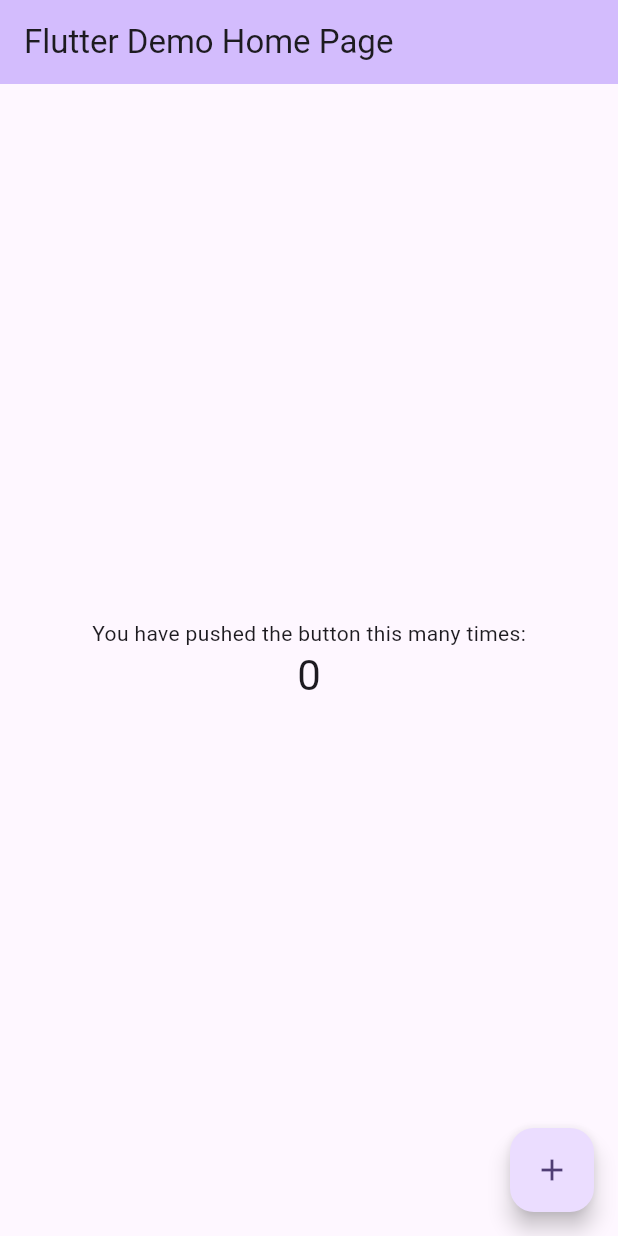
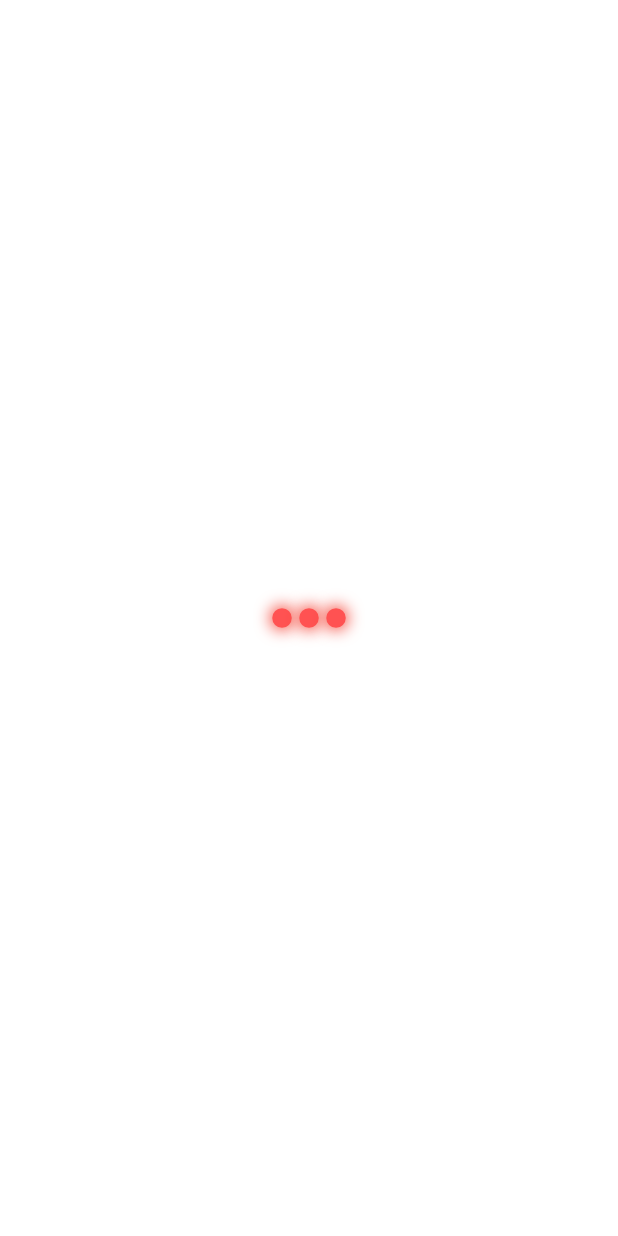
Before and after one commit to azzas7dawy/Advanced-Animation-Chain, a Flutter app: the screen it shows after launch, on a phone screen of 412 x 824 dp. Run offline on Flutter 3.47's test engine with Material 3 defaults, Android fonts, the phone set to English and light mode, and no system bars.

Commit message:
animation done

```diff
--- /dev/null
+++ b/lib/animation_chain.dart
@@ -0,0 +1,105 @@
+import 'package:advanced_animation_chain/build_dot.dart';
+import 'package:flutter/material.dart';
+
+class LoadingDotsAnimation extends StatefulWidget {
+  const LoadingDotsAnimation({Key? key}) : super(key: key);
+
+  @override
+  State<LoadingDotsAnimation> createState() => _LoadingDotsAnimationState();
+}
+
+class _LoadingDotsAnimationState extends State<LoadingDotsAnimation>
+    with SingleTickerProviderStateMixin {
+  late AnimationController _controller;
+
+  late Animation<double> _dot1Scale;
+  late Animation<double> _dot2Scale;
+  late Animation<double> _dot3Scale;
+
+  late Animation<double> _dot1Opacity;
+  late Animation<double> _dot2Opacity;
+  late Animation<double> _dot3Opacity;
+
+  @override
+  void initState() {
+    super.initState();
+
+    _controller = AnimationController(
+      vsync: this,
+      duration: const Duration(seconds: 2),
+    )..repeat();
+
+    const curve = Curves.easeOutBack;
+
+    _dot1Scale = Tween(begin: 0.5, end: 1.3).animate(
+      CurvedAnimation(
+        parent: _controller,
+        curve: const Interval(0.0, 0.3, curve: curve),
+      ),
+    );
+
+    _dot2Scale = Tween(begin: 0.5, end: 1.3).animate(
+      CurvedAnimation(
+        parent: _controller,
+        curve: const Interval(0.3, 0.6, curve: curve),
+      ),
+    );
+
+    _dot3Scale = Tween(begin: 0.5, end: 1.3).animate(
+      CurvedAnimation(
+        parent: _controller,
+        curve: const Interval(0.6, 0.9, curve: curve),
+      ),
+    );
+
+    _dot1Opacity = Tween(begin: 0.2, end: 1.0).animate(
+      CurvedAnimation(
+        parent: _controller,
+        curve: const Interval(0.0, 0.3, curve: Curves.easeIn),
+      ),
+    );
+
+    _dot2Opacity = Tween(begin: 0.2, end: 1.0).animate(
+      CurvedAnimation(
+        parent: _controller,
+        curve: const Interval(0.3, 0.6, curve: Curves.easeIn),
+      ),
+    );
+
+    _dot3Opacity = Tween(begin: 0.2, end: 1.0).animate(
+      CurvedAnimation(
+        parent: _controller,
+        curve: const Interval(0.6, 0.9, curve: Curves.easeIn),
+      ),
+    );
+  }
+
+  @override
+  void dispose() {
+    _controller.dispose();
+    super.dispose();
+  }
+
+  @override
+  Widget build(BuildContext context) {
+    return Row(
+      mainAxisAlignment: MainAxisAlignment.center,
+      children: [
+        AnimatedBuilder(
+          animation: _controller,
+          builder: (_, __) => buildDot(_dot1Scale, _dot1Opacity),
+        ),
+        const SizedBox(width: 8),
+        AnimatedBuilder(
+          animation: _controller,
+          builder: (_, __) => buildDot(_dot2Scale, _dot2Opacity),
+        ),
+        const SizedBox(width: 8),
+        AnimatedBuilder(
+          animation: _controller,
+          builder: (_, __) => buildDot(_dot3Scale, _dot3Opacity),
+        ),
+      ],
+    );
+  }
+}
--- /dev/null
+++ b/lib/build_dot.dart
@@ -0,0 +1,26 @@
+
+  import 'package:flutter/material.dart';
+
+Widget buildDot(Animation<double> scale, Animation<double> opacity) {
+    return ScaleTransition(
+      scale: scale,
+      child: FadeTransition(
+        opacity: opacity,
+        child: Container(
+          width: 10,
+          height: 10,
+          decoration: const BoxDecoration(
+            color: Colors.redAccent,
+            shape: BoxShape.circle,
+            boxShadow: [
+              BoxShadow(
+                color: Colors.red,
+                blurRadius: 6,
+                spreadRadius: 1,
+              ),
+            ],
+          ),
+        ),
+      ),
+    );
+  }
--- a/lib/main.dart
+++ b/lib/main.dart
@@ -1,3 +1,4 @@
+import 'package:advanced_animation_chain/animation_chain.dart';
 import 'package:flutter/material.dart';
 
 void main() {
@@ -11,115 +12,8 @@ class MyApp extends StatelessWidget {
   @override
   Widget build(BuildContext context) {
     return MaterialApp(
-      title: 'Flutter Demo',
-      theme: ThemeData(
-        // This is the theme of your application.
-        //
-        // TRY THIS: Try running your application with "flutter run". You'll see
-        // the application has a purple toolbar. Then, without quitting the app,
-        // try changing the seedColor in the colorScheme below to Colors.green
-        // and then invoke "hot reload" (save your changes or press the "hot
-        // reload" button in a Flutter-supported IDE, or press "r" if you used
-        // the command line to start the app).
-        //
-        // Notice that the counter didn't reset back to zero; the application
-        // state is not lost during the reload. To reset the state, use hot
-        // restart instead.
-        //
-        // This works for code too, not just values: Most code changes can be
-        // tested with just a hot reload.
-        colorScheme: ColorScheme.fromSeed(seedColor: Colors.deepPurple),
-        useMaterial3: true,
-      ),
-      home: const MyHomePage(title: 'Flutter Demo Home Page'),
+    debugShowCheckedModeBanner: false,
+      home:LoadingDotsAnimation(),
     );
   }
 }
-
-class MyHomePage extends StatefulWidget {
-  const MyHomePage({super.key, required this.title});
-
-  // This widget is the home page of your application. It is stateful, meaning
-  // that it has a State object (defined below) that contains fields that affect
-  // how it looks.
-
-  // This class is the configuration for the state. It holds the values (in this
-  // case the title) provided by the parent (in this case the App widget) and
-  // used by the build method of the State. Fields in a Widget subclass are
-  // always marked "final".
-
-  final String title;
-
-  @override
-  State<MyHomePage> createState() => _MyHomePageState();
-}
-
-class _MyHomePageState extends State<MyHomePage> {
-  int _counter = 0;
-
-  void _incrementCounter() {
-    setState(() {
-      // This call to setState tells the Flutter framework that something has
-      // changed in this State, which causes it to rerun the build method below
-      // so that the display can reflect the updated values. If we changed
-      // _counter without calling setState(), then the build method would not be
-      // called again, and so nothing would appear to happen.
-      _counter++;
-    });
-  }
-
-  @override
-  Widget build(BuildContext context) {
-    // This method is rerun every time setState is called, for instance as done
-    // by the _incrementCounter method above.
-    //
-    // The Flutter framework has been optimized to make rerunning build methods
-    // fast, so that you can just rebuild anything that needs updating rather
-    // than having to individually change instances of widgets.
-    return Scaffold(
-      appBar: AppBar(
-        // TRY THIS: Try changing the color here to a specific color (to
-        // Colors.amber, perhaps?) and trigger a hot reload to see the AppBar
-        // change color while the other colors stay the same.
-        backgroundColor: Theme.of(context).colorScheme.inversePrimary,
-        // Here we take the value from the MyHomePage object that was created by
-        // the App.build method, and use it to set our appbar title.
-        title: Text(widget.title),
-      ),
-      body: Center(
-        // Center is a layout widget. It takes a single child and positions it
-        // in the middle of the parent.
-        child: Column(
-          // Column is also a layout widget. It takes a list of children and
-          // arranges them vertically. By default, it sizes itself to fit its
-          // children horizontally, and tries to be as tall as its parent.
-          //
-          // Column has various properties to control how it sizes itself and
-          // how it positions its children. Here we use mainAxisAlignment to
-          // center the children vertically; the main axis here is the vertical
-          // axis because Columns are vertical (the cross axis would be
-          // horizontal).
-          //
-          // TRY THIS: Invoke "debug painting" (choose the "Toggle Debug Paint"
-          // action in the IDE, or press "p" in the console), to see the
-          // wireframe for each widget.
-          mainAxisAlignment: MainAxisAlignment.center,
-          children: <Widget>[
-            const Text(
-              'You have pushed the button this many times:',
-            ),
-            Text(
-              '$_counter',
-              style: Theme.of(context).textTheme.headlineMedium,
-            ),
-          ],
-        ),
-      ),
-      floatingActionButton: FloatingActionButton(
-        onPressed: _incrementCounter,
-        tooltip: 'Increment',
-        child: const Icon(Icons.add),
-      ), // This trailing comma makes auto-formatting nicer for build methods.
-    );
-  }
-}
```
